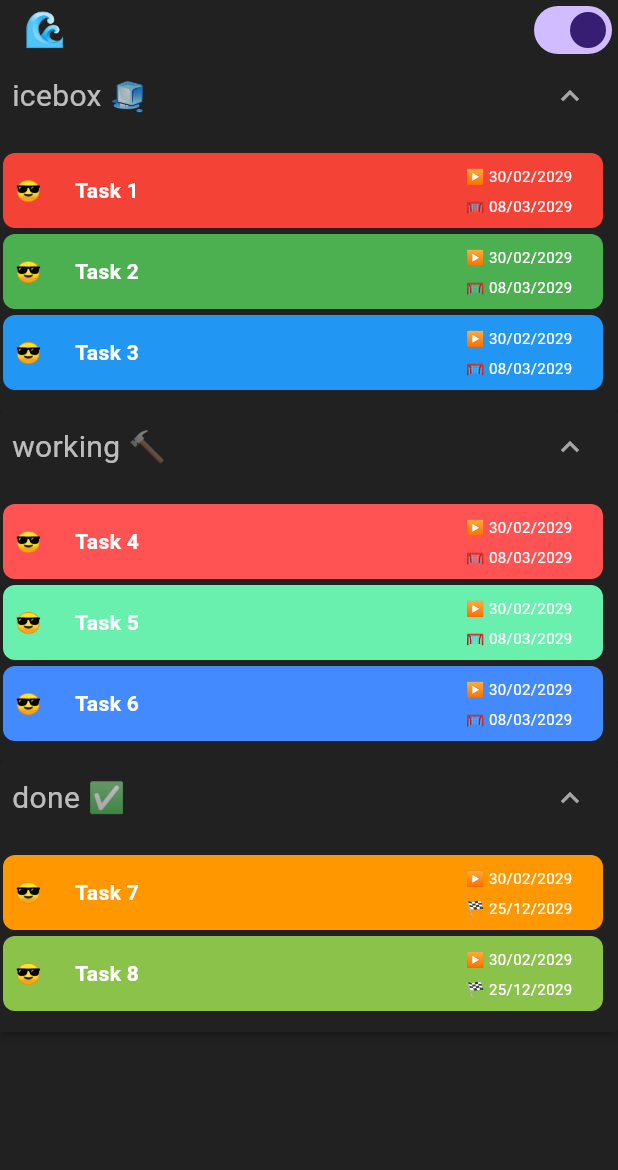
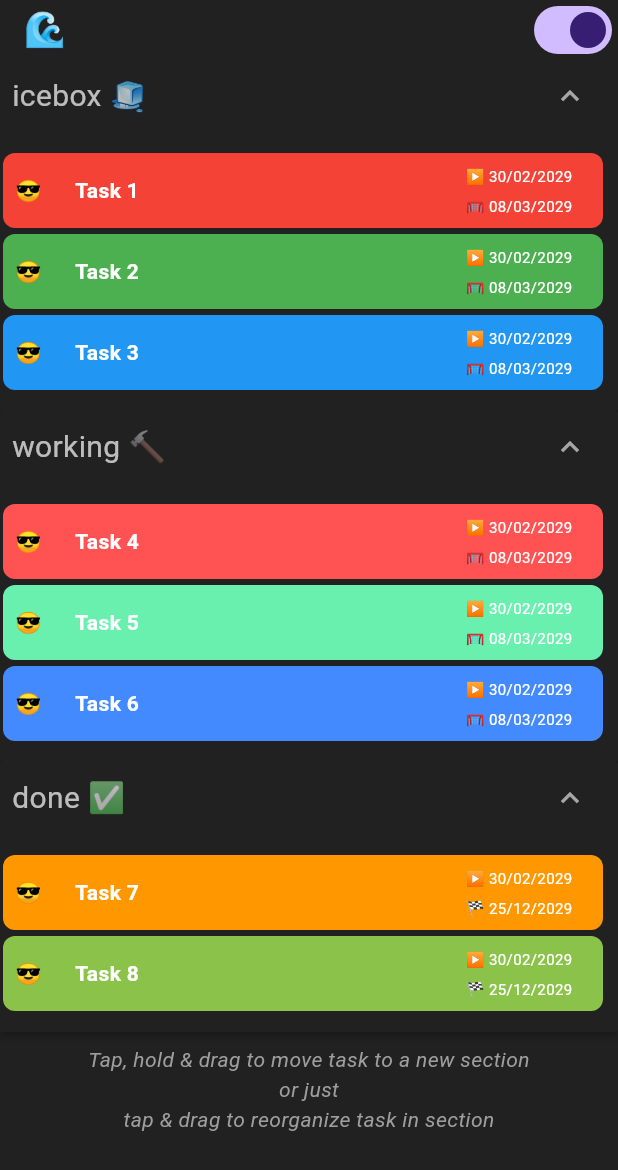
Before and after one commit to joaoparis/pipeline, a Flutter app: the screen it shows after launch, on a phone screen of 412 x 824 dp. Shown: the top 1170 px of the screen. Run offline on Flutter 3.47's test engine with Material 3 defaults, Android fonts, the phone set to English and light mode, and no system bars.

Commit message:
add footer tips

```diff
--- /dev/null
+++ b/lib/presentation/screens/footer_tips_widget.dart
@@ -0,0 +1,38 @@
+import 'package:flutter/material.dart';
+import 'package:pipeline/presentation/widgets/pipeline_page_widget.dart';
+
+class FooterTipsWidget extends StatelessWidget {
+  const FooterTipsWidget({
+    super.key,
+  });
+
+  @override
+  Widget build(BuildContext context) => const Padding(
+        padding: EdgeInsets.all(8.0),
+        child: Column(
+          children: [
+            Text(
+              "Tap, hold & drag to move task to a new section",
+              style: TextStyle(
+                color: Colors.grey,
+                fontStyle: FontStyle.italic,
+              ),
+            ),
+            Text(
+              "or just",
+              style: TextStyle(
+                color: Colors.grey,
+                fontStyle: FontStyle.italic,
+              ),
+            ),
+            Text(
+              "tap & drag to reorganize task in section",
+              style: TextStyle(
+                color: Colors.grey,
+                fontStyle: FontStyle.italic,
+              ),
+            ),
+          ],
+        ),
+      );
+}
--- a/lib/presentation/screens/home_screen.dart
+++ b/lib/presentation/screens/home_screen.dart
@@ -1,5 +1,7 @@
 import 'package:flutter/material.dart';
 import 'package:pipeline/presentation/widgets/pipeline_page_widget.dart';
+
+import 'footer_tips_widget.dart';
 
 class HomeScreen extends StatelessWidget {
   final VoidCallback onThemeToggle;
@@ -24,7 +26,12 @@ class HomeScreen extends StatelessWidget {
           ],
         ),
       ),
-      body: const PipelinePageWidget(),
+      body: const Column(
+        children: [
+          PipelinePageWidget(),
+          FooterTipsWidget(),
+        ],
+      ),
     );
   }
 }
--- a/lib/presentation/widgets/pipeline_page_widget.dart
+++ b/lib/presentation/widgets/pipeline_page_widget.dart
@@ -173,16 +173,19 @@ class _PipelinePageWidgetState extends State<PipelinePageWidget> {
       childWhenDragging: _buildGhostChildContainer(task),
       feedback: _buildFeedbackContainer(task, sectionIndex),
       maxSimultaneousDrags: 1,
-      onDragStarted: () => scaffoldMessenger.showSnackBar(
-          const SnackBar(content: Text("Moving to a new section..."))),
+      onDragStarted: () {
+        scaffoldMessenger.clearSnackBars();
+        scaffoldMessenger.showSnackBar(
+            const SnackBar(content: Text("Moving to a new section...")));
+      },
       onDragCompleted: () {
-        scaffoldMessenger.hideCurrentSnackBar();
+        scaffoldMessenger.clearSnackBars();
         scaffoldMessenger.showSnackBar(SnackBar(
             content:
                 Text("Moved from ${sections[sectionIndex].title} section")));
       },
       onDraggableCanceled: (vel, offset) {
-        scaffoldMessenger.hideCurrentSnackBar();
+        scaffoldMessenger.clearSnackBars();
         scaffoldMessenger
             .showSnackBar(const SnackBar(content: Text("Moving canceled")));
       },
```
